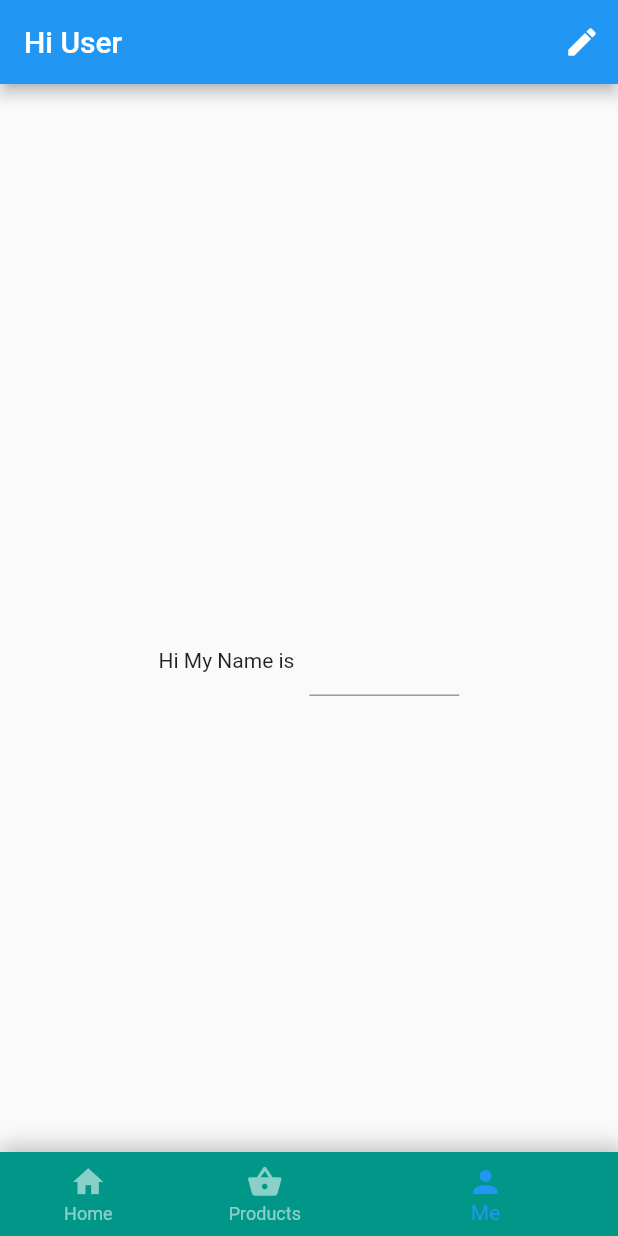
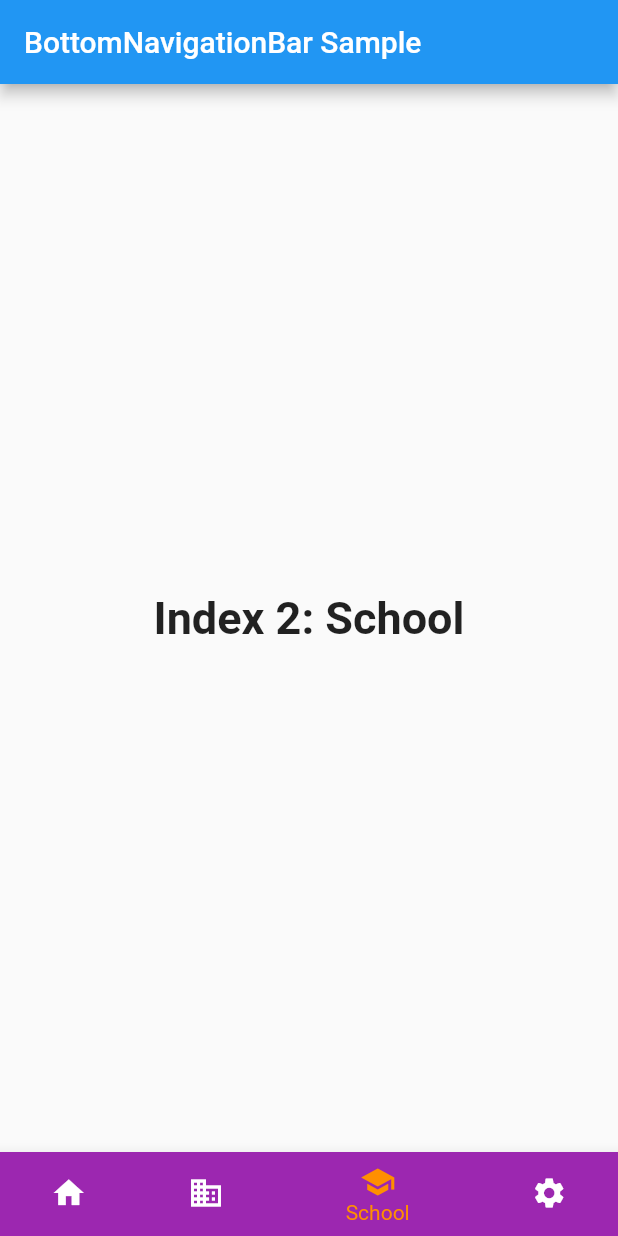
Before and after one commit to phanthang1994/600_tu_app, a Flutter app: the screen it shows after launch, item 3 of the bottom bar chosen, on a phone screen of 412 x 824 dp. Run offline on Flutter 3.47's test engine with Material 2 defaults, Android fonts, the phone set to English and light mode, and no system bars; our stand-ins replace faker, flutter_riverpod.

Commit message:
using navigation and bottom navigation

```diff
--- a/lib/main.dart
+++ b/lib/main.dart
@@ -1,29 +1,94 @@
 import 'package:flutter/material.dart';
-import 'package:flutter_riverpod/flutter_riverpod.dart';
 
-import 'Widgets/BottomNav.dart';
-import 'Widgets/ProfileEditWidget.dart';
+/// Flutter code sample for [BottomNavigationBar].
 
-void main() {
-  runApp(
-    const ProviderScope(
-      child: MyApp(),
-    ),
-  );
+void main() => runApp(const BottomNavigationBarExampleApp());
+
+class BottomNavigationBarExampleApp extends StatelessWidget {
+  const BottomNavigationBarExampleApp({super.key});
+
+  @override
+  Widget build(BuildContext context) {
+    return const MaterialApp(
+      home: BottomNavigationBarExample(),
+    );
+  }
 }
 
-class MyApp extends StatelessWidget {
-  const MyApp({Key? key}) : super(key: key);
+class BottomNavigationBarExample extends StatefulWidget {
+  const BottomNavigationBarExample({super.key});
+
+  @override
+  State<BottomNavigationBarExample> createState() =>
+      _BottomNavigationBarExampleState();
+}
+
+class _BottomNavigationBarExampleState
+    extends State<BottomNavigationBarExample> {
+  int _selectedIndex = 0;
+  static const TextStyle optionStyle =
+  TextStyle(fontSize: 30, fontWeight: FontWeight.bold);
+  static const List<Widget> _widgetOptions = <Widget>[
+    Text(
+      'Index 0: Home',
+      style: optionStyle,
+    ),
+    Text(
+      'Index 1: Business',
+      style: optionStyle,
+    ),
+    Text(
+      'Index 2: School',
+      style: optionStyle,
+    ),
+    Text(
+      'Index 3: Settings',
+      style: optionStyle,
+    ),
+  ];
+
+  void _onItemTapped(int index) {
+    setState(() {
+      _selectedIndex = index;
+    });
+  }
+
   @override
   Widget build(BuildContext context) {
-    return MaterialApp(
-        title: 'BottomNavbar Demo',
-        theme: ThemeData(
-          primarySwatch: Colors.indigo,
-        ),
-        routes: {
-          '/': (context) => const NavBarHandler(),
-        }
-        );
+    return Scaffold(
+      appBar: AppBar(
+        title: const Text('BottomNavigationBar Sample'),
+      ),
+      body: Center(
+        child: _widgetOptions.elementAt(_selectedIndex),
+      ),
+      bottomNavigationBar: BottomNavigationBar(
+        items: const <BottomNavigationBarItem>[
+          BottomNavigationBarItem(
+            icon: Icon(Icons.home),
+            label: 'Home',
+            backgroundColor: Colors.red,
+          ),
+          BottomNavigationBarItem(
+            icon: Icon(Icons.business),
+            label: 'Business',
+            backgroundColor: Colors.green,
+          ),
+          BottomNavigationBarItem(
+            icon: Icon(Icons.school),
+            label: 'School',
+            backgroundColor: Colors.purple,
+          ),
+          BottomNavigationBarItem(
+            icon: Icon(Icons.settings),
+            label: 'Settings',
+            backgroundColor: Colors.pink,
+          ),
+        ],
+        currentIndex: _selectedIndex,
+        selectedItemColor: Colors.amber[800],
+        onTap: _onItemTapped,
+      ),
+    );
   }
 }
--- a/lib/provider.dart
+++ b/lib/provider.dart
@@ -8,3 +8,6 @@ final timerStateProvider = StateProvider.autoDispose<bool>((ref) {
 final counterStateProvider = StateProvider<int>((ref) {
   return 1;
 });
+final indexBottomNavbarProvider = StateProvider<int>((ref) {
+  return 0;
+});
```
Also changed, not shown: lib/bottom_works_with_riverpod/home_screen.dart (added, +74 -0 lines), lib/show_hide_bottom_nav/bottom_and_name_route.dart (added, +127 -0 lines), 1 other file.
